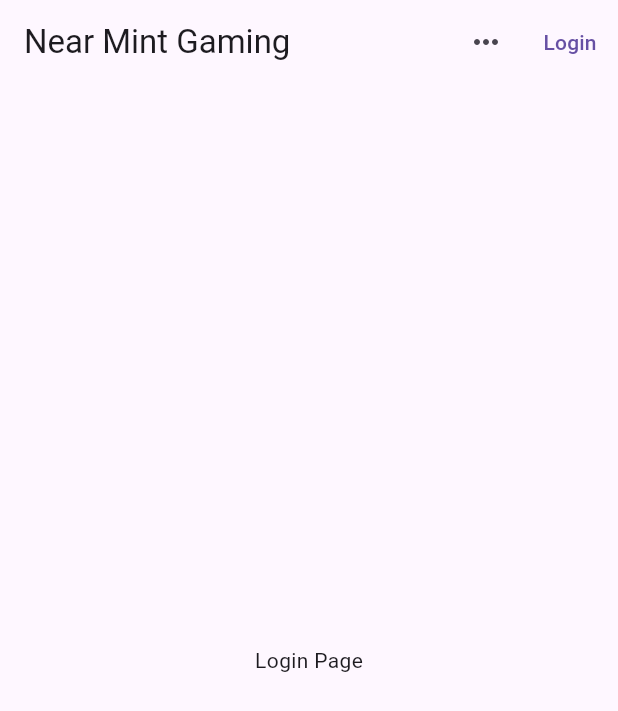
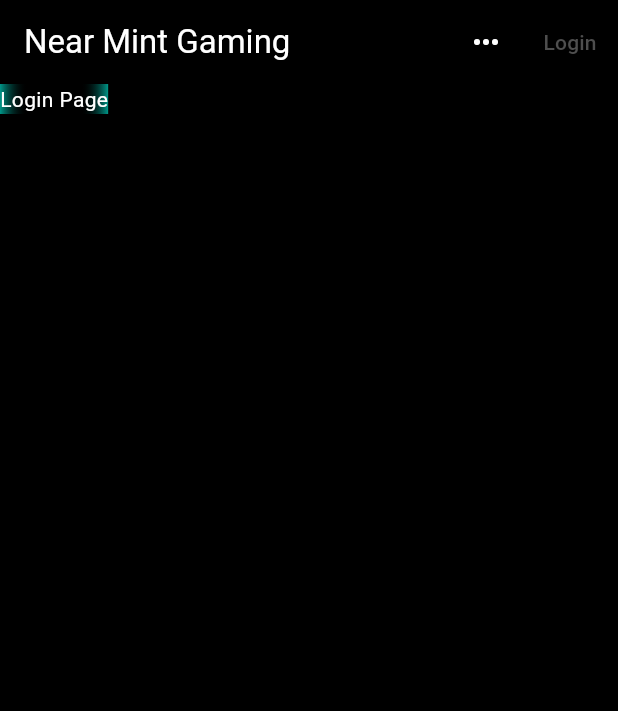
Before and after one commit to CarlijnGJ/NearMintApp, a Flutter app: the screen it shows after launch, after a tap on "Login", on a phone screen of 412 x 824 dp. Shown: the top 711 px of the screen. Run offline on Flutter 3.47's test engine with Material 3 defaults, Android fonts, the phone set to English and light mode, and no system bars.

```diff
--- /dev/null
+++ b/app/lib/components/maintheme.dart
@@ -0,0 +1,20 @@
+import 'package:flutter/material.dart';
+
+final ThemeData mainTheme = ThemeData (
+  // Define the default brightness and colors.
+  colorScheme: const ColorScheme(
+    primary: Color(0xFF4E4E4E),
+    onPrimary: Colors.white,
+    secondary: Color.fromARGB(255, 0, 75, 16),
+    onSecondary: Colors.white,
+    tertiary: Colors.black,
+    onTertiary: Colors.white,
+    background: Color(0xFF4E4E4E),
+    onBackground: Colors.white,
+    surface: Colors.black,
+    onSurface: Colors.white,
+    error: Colors.red,
+    onError: Colors.white,
+    brightness: Brightness.dark
+  )
+);
--- /dev/null
+++ b/app/lib/components/textsection.dart
@@ -0,0 +1,21 @@
+import 'package:flutter/material.dart';
+
+class TextSection extends StatelessWidget {
+  const TextSection({
+    super.key,
+    required this.description,
+  });
+
+  final String description;
+
+  @override
+  Widget build(BuildContext context) {
+    return Padding(
+      padding: const EdgeInsets.all(32),
+      child: Text(
+        description,
+        softWrap: true,
+      ),
+    );
+  }
+}
--- /dev/null
+++ b/app/lib/components/titlesection.dart
@@ -0,0 +1,47 @@
+import 'package:flutter/material.dart';
+
+class TitleSection extends StatelessWidget {
+  const TitleSection({
+    super.key,
+    required this.name,
+    required this.location,
+  });
+
+  final String name;
+  final String location;
+
+  @override
+  Widget build(BuildContext context) {
+    return Padding(
+      padding: const EdgeInsets.all(32),
+      child: Row(
+        children: [
+          Expanded(
+            /*1*/
+            child: Column(
+              crossAxisAlignment: CrossAxisAlignment.start,
+              children: [
+                /*2*/
+                Padding(
+                  padding: const EdgeInsets.only(bottom: 8),
+                  child: Text(
+                    name,
+                    style: const TextStyle(
+                      fontWeight: FontWeight.bold,
+                    ),
+                  ),
+                ),
+                Text(
+                  location,
+                  style: TextStyle(
+                    color: Colors.grey[500],
+                  ),
+                ),
+              ],
+            ),
+          ),
+        ],
+      ),
+    );
+  }
+}
--- a/app/lib/main.dart
+++ b/app/lib/main.dart
@@ -1,5 +1,6 @@
 import 'package:app/components/topbar.dart';
 import 'package:flutter/material.dart';
+import 'package:app/components/maintheme.dart'; //import the main theme for the app
 import 'package:app/screens/home/home_screen.dart'; // Import the necessary widgets
 
 void main() => runApp(const AppBarApp());
@@ -9,8 +10,9 @@ class AppBarApp extends StatelessWidget {
 
   @override
   Widget build(BuildContext context) {
-    return const MaterialApp(
-      home: MainPage(),
+    return MaterialApp(
+      theme: mainTheme,
+      home: const MainPage(),
     );
   }
 }
@@ -43,8 +45,34 @@ class _MainPageState extends State<MainPage> {
       appBar: TopBar(
         onScreenChange: setCurrentScreen, // Pass the callback function
       ),
-      body: Center(
-        child: currentScreen,
+      body: Stack(
+        children: [
+          Positioned.fill(
+            child: Container(
+              decoration: const BoxDecoration(
+                gradient: LinearGradient(
+                  begin: Alignment.centerLeft,
+                  end: Alignment.center,
+                  colors: [Colors.teal, Colors.transparent],
+                  stops: [0.0, 0.5],
+                ),
+              ),
+            ),
+          ),
+          Positioned.fill(
+            child: Container(
+              decoration: const BoxDecoration(
+                gradient: LinearGradient(
+                  begin: Alignment.center,
+                  end: Alignment.centerRight,
+                  colors: [Colors.transparent, Colors.teal],
+                  stops: [0.5, 1.0],
+                ),
+              ),
+            ),
+          ),
+          currentScreen,
+        ]
       ),
     );
   }
--- a/app/lib/screens/home/home_screen.dart
+++ b/app/lib/screens/home/home_screen.dart
@@ -1,4 +1,7 @@
 import 'package:flutter/material.dart';
+
+import 'package:app/components/titlesection.dart';
+import 'package:app/components/textsection.dart';
 
 class HomePage extends StatefulWidget {
   const HomePage({Key? key}) : super(key: key);
@@ -11,6 +14,29 @@ class HomePage extends StatefulWidget {
 class _HomePageState extends State<HomePage> {
   @override
   Widget build(BuildContext context) {
-    return const Text('Home Page');
+    return Padding(
+      padding: const EdgeInsets.symmetric(horizontal: 16.0),
+      child: Column(
+        crossAxisAlignment: CrossAxisAlignment.start,
+        children: [
+          SizedBox(height: MediaQuery.of(context).padding.top + kToolbarHeight), // Adjust based on app bar height
+          const TitleSection(
+            name: 'Near Mint Mobile',
+            location: 'Steenwijk, Nederland',
+          ),
+          const SizedBox(height: 16.0),
+          const TextSection(
+            description:
+            'Lake Oeschinen lies at the foot of the Blüemlisalp in the '
+            'Bernese Alps. Situated 1,578 meters above sea level, it '
+            'is one of the larger Alpine Lakes. A gondola ride from '
+            'Kandersteg, followed by a half-hour walk through pastures '
+            'and pine forest, leads you to the lake, which warms to 20 '
+            'degrees Celsius in the summer. Activities enjoyed here '
+            'include rowing, and riding the summer toboggan run.',
+          ),
+        ],
+      ),
+    );
   }
 }
```
